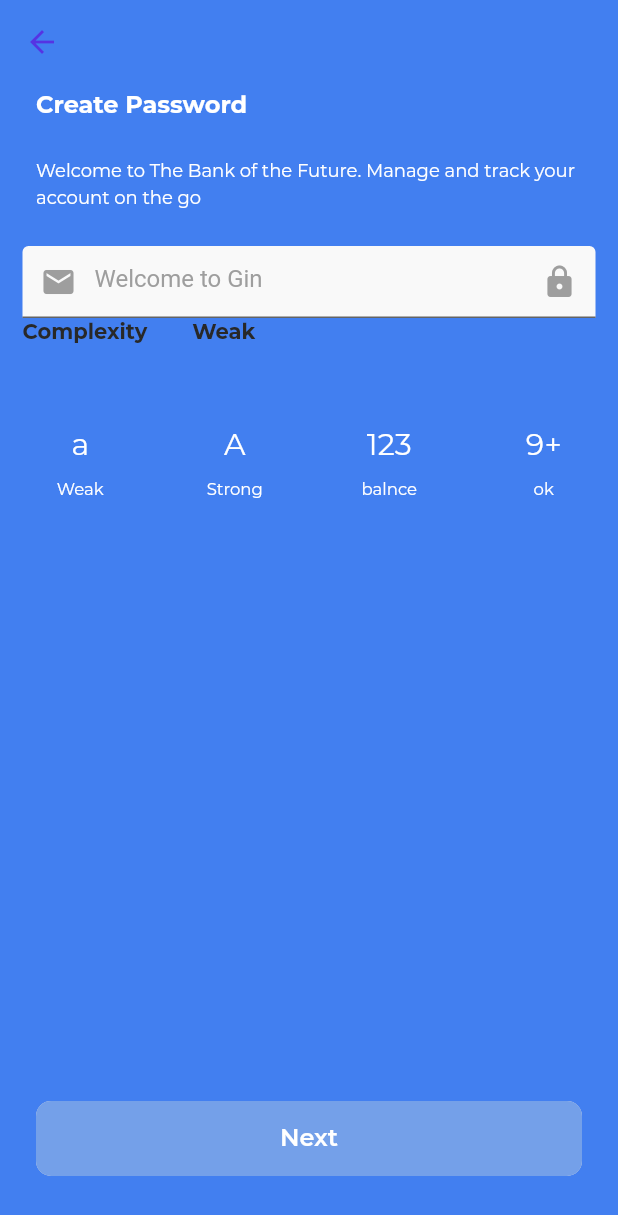
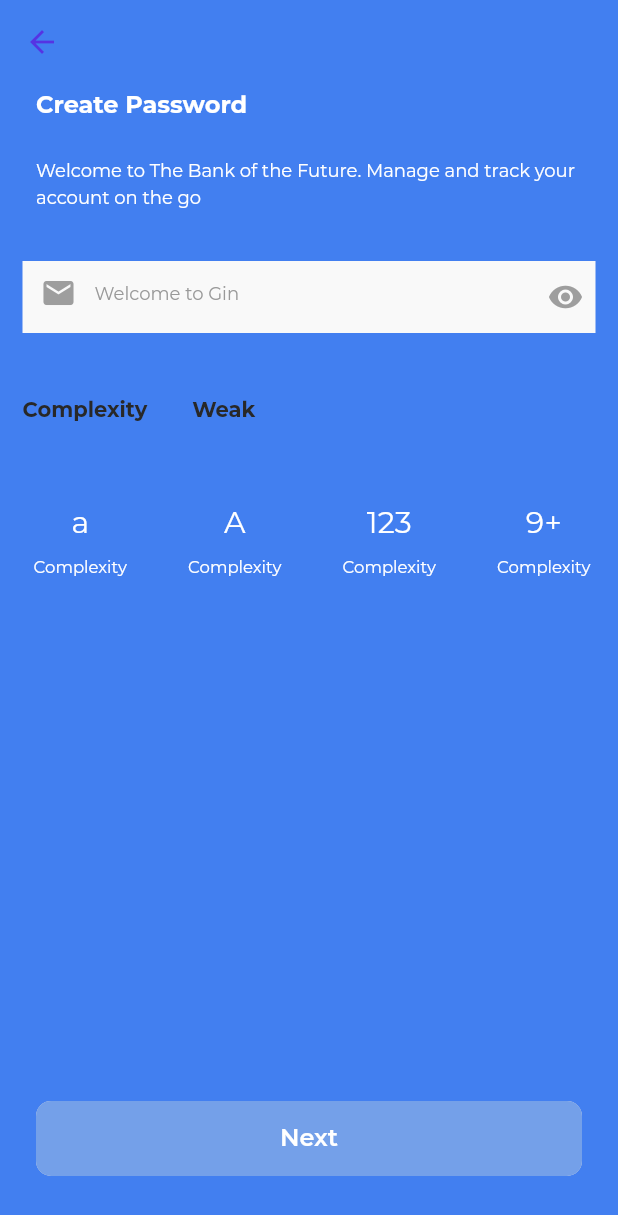
Before and after one commit to NickoPrasetio/ginFinansTest, a Flutter app: the screen it shows after launch, after a tap on "Next", on a phone screen of 412 x 824 dp. Shown: the top 1215 px of the screen. Run offline on Flutter 3.47's test engine with Material 2 defaults, Android fonts, the phone set to English and light mode, and no system bars; our stand-ins replace flutter_bloc, get_it, sprintf; project files that could hold a hidden picture were left out.

Commit message:
Add Password Visibility Handler

```diff
--- a/lib/main.dart
+++ b/lib/main.dart
@@ -46,9 +46,6 @@ class _GinFinansAppState extends State<GinFinansApp> {
         ),
         debugShowCheckedModeBanner: false,
         locale: const Locale('id', 'ID'),
-        // navigatorKey: Routes.sailor.navigatorKey,
-        // onGenerateRoute: Routes.sailor.generator(),
-        // ignore: prefer_const_literals_to_create_immutables
         supportedLocales: [const Locale('id', 'ID')],
         localizationsDelegates: [
           AppLocalization.delegate,
--- a/lib/presentation/passwordPage/bloc/password_page_bloc.dart
+++ b/lib/presentation/passwordPage/bloc/password_page_bloc.dart
@@ -10,7 +10,9 @@ class PasswordPageBloc extends Bloc<PasswordPageEvent, PasswordPageState> {
   @override
   Stream<PasswordPageState> mapEventToState(PasswordPageEvent event) async* {
     if (event is PasswordPageInit){
-      yield PasswordPageLoaded();
+      yield PasswordPageLoaded(isPasswordVisible: false);
+    } else if (event is ChangePasswordVisibility){
+      yield PasswordPageLoaded(isPasswordVisible: !event.isVisible);
     }
   }
 }
--- a/lib/presentation/passwordPage/bloc/password_page_event.dart
+++ b/lib/presentation/passwordPage/bloc/password_page_event.dart
@@ -1,8 +1,9 @@
-import 'package:equatable/equatable.dart';
 
-abstract class PasswordPageEvent extends Equatable {
-  @override
-  List<Object> get props => [];
-}
+abstract class PasswordPageEvent {}
 
 class PasswordPageInit extends PasswordPageEvent {}
+
+class ChangePasswordVisibility extends PasswordPageEvent {
+  final bool isVisible;
+  ChangePasswordVisibility(this.isVisible);
+}
--- a/lib/presentation/passwordPage/bloc/password_pahe_state.dart
+++ b/lib/presentation/passwordPage/bloc/password_pahe_state.dart
@@ -1,8 +1,6 @@
-import 'package:equatable/equatable.dart';
+abstract class PasswordPageState {}
 
-abstract class PasswordPageState extends Equatable {
-  @override
-  List<Object> get props => [];
+class PasswordPageLoaded extends PasswordPageState {
+  final bool isPasswordVisible;
+  PasswordPageLoaded({this.isPasswordVisible});
 }
-
-class PasswordPageLoaded extends PasswordPageState {}
--- a/lib/presentation/passwordPage/password_page.dart
+++ b/lib/presentation/passwordPage/password_page.dart
@@ -38,6 +38,7 @@ class _PasswordPageWidgetState extends State<PasswordPageWidget> {
   PasswordPageBloc _passwordPageBloc;
   PasswordPageStyle _passwordPageStyle = PasswordPageStyle();
   List<ComplexityItemModel> listComplexity;
+  bool _isVisible;
 
   @override
   void initState() {
@@ -51,7 +52,8 @@ class _PasswordPageWidgetState extends State<PasswordPageWidget> {
     return BlocBuilder<PasswordPageBloc, PasswordPageState>(
         cubit: _passwordPageBloc,
         builder: (BuildContext context, PasswordPageState state) {
-          setComplexityPassword();
+          _setComplexityPassword();
+          _mapState(state);
           return Container(
               color: Palette.skyBlue,
               child: Column(
@@ -67,8 +69,11 @@ class _PasswordPageWidgetState extends State<PasswordPageWidget> {
                     ),
                     ReusableTextField(
                       hintText: I18n.getText(context, 'textWelcomeTitle'),
+                      obscureText: _isVisible,
                       style: _passwordPageStyle.passwordTextFieldStyle,
                       isValid: true,
+                      pressHandler: _changeVisibilityPass,
+                      // obscureText: _isVisible ? true : false,
                     ),
                     Row(children: <Widget>[
                       ReusableTextView(
@@ -96,16 +101,34 @@ class _PasswordPageWidgetState extends State<PasswordPageWidget> {
         });
   }
 
-  void setComplexityPassword() {
+  void _mapState(PasswordPageState state) {
+    if (state is PasswordPageLoaded) {
+      _isVisible = state.isPasswordVisible;
+    }
+  }
+
+  void _changeVisibilityPass() {
+    _passwordPageBloc.add(ChangePasswordVisibility(_isVisible));
+  }
+
+  void _setComplexityPassword() {
     listComplexity = [];
-    listComplexity
-        .add(ComplexityItemModel(title: 'Weak', aplhabet: 'a', isValid: false));
-    listComplexity.add(
-        ComplexityItemModel(title: 'Strong', aplhabet: 'A', isValid: false));
-    listComplexity.add(
-        ComplexityItemModel(title: 'balnce', aplhabet: '123', isValid: false));
-    listComplexity
-        .add(ComplexityItemModel(title: 'ok', aplhabet: '9+', isValid: false));
+    listComplexity.add(ComplexityItemModel(
+        title: I18n.getText(context, 'textComplexity'),
+        aplhabet: 'a',
+        isValid: false));
+    listComplexity.add(ComplexityItemModel(
+        title: I18n.getText(context, 'textComplexity'),
+        aplhabet: 'A',
+        isValid: false));
+    listComplexity.add(ComplexityItemModel(
+        title: I18n.getText(context, 'textComplexity'),
+        aplhabet: '123',
+        isValid: false));
+    listComplexity.add(ComplexityItemModel(
+        title: I18n.getText(context, 'textComplexity'),
+        aplhabet: '9+',
+        isValid: false));
   }
 
   Widget _complexityListWidgetItem() {
--- a/lib/presentation/personailInfoPage/bloc/personal_page_event.dart
+++ b/lib/presentation/personailInfoPage/bloc/personal_page_event.dart
@@ -1,9 +1,4 @@
-import 'package:equatable/equatable.dart';
-
-abstract class PersonalPageEvent extends Equatable {
-  @override
-  List<Object> get props => [];
-}
+abstract class PersonalPageEvent {}
 
 class WelcomeInit extends PersonalPageEvent {}
 
--- a/lib/presentation/schedulePage/schedule_page.dart
+++ b/lib/presentation/schedulePage/schedule_page.dart
@@ -141,7 +141,8 @@ class _WelcomePageWidgetState extends State<SchedulePageWidget> {
                       text: I18n.getText(context, 'textNext'),
                       style: _schedulePageStyle.submitEmailButtonStyle,
                       pressHandler: () {
-                        Navigator.push(context, passwordPageRoute(context));
+                        _updateDateTime(_defValue, mode);
+                        Navigator.of(context).pop();
                       },
                     )
                   ],
--- a/lib/presentation/welcomePage/bloc/welcome_page_bloc.dart
+++ b/lib/presentation/welcomePage/bloc/welcome_page_bloc.dart
@@ -6,10 +6,15 @@ import 'package:ginFinans/presentation/welcomePage/bloc/welcome_page_state.dart'
 class WelcomePageBloc extends Bloc<WelcomePageEvent, WelcomePageState> {
   WelcomePageBloc() : super(InitLoaded(false));
 
+
   @override
   Stream<WelcomePageState> mapEventToState(WelcomePageEvent event) async* {
     if (event is WelcomeInit){
       yield InitLoaded(false);
     }
+    if (event is ChangeEmail) {
+      bool isValidEmail = RegExp(r"^[a-zA-Z0-9.a-zA-Z0-9.!#$%&'*+-/=?^_`{|}~]+@[a-zA-Z0-9]+\.[a-zA-Z]+").hasMatch(event.email);
+      yield EmailChanged(isValid: isValidEmail);
+    }
   }
 }
--- a/lib/presentation/welcomePage/bloc/welcome_page_event.dart
+++ b/lib/presentation/welcomePage/bloc/welcome_page_event.dart
@@ -1,15 +1,10 @@
-import 'package:equatable/equatable.dart';
-
-abstract class WelcomePageEvent extends Equatable {
-  @override
-  List<Object> get props => [];
-}
+abstract class WelcomePageEvent {}
 
 class WelcomeInit extends WelcomePageEvent {}
 
 class ChangeEmail extends WelcomePageEvent {
   final String email;
-  ChangeEmail(this.email);
+  ChangeEmail({this.email});
 }
 
 class SubmitEmail extends WelcomePageEvent {
--- a/lib/presentation/welcomePage/bloc/welcome_page_state.dart
+++ b/lib/presentation/welcomePage/bloc/welcome_page_state.dart
@@ -1,10 +1,4 @@
-import 'package:equatable/equatable.dart';
-
-abstract class WelcomePageState extends Equatable {
-  @override
-  List<Object> get props => [];
-}
-
+abstract class WelcomePageState {}
 class InitLoaded extends WelcomePageState {
   final bool isButtonEnable;
   InitLoaded(this.isButtonEnable);
@@ -12,7 +6,8 @@ class InitLoaded extends WelcomePageState {
 
 class EmailChanged extends WelcomePageState {
   final String email;
-  EmailChanged(this.email);
+  final bool isValid;
+  EmailChanged({this.email, this.isValid});
 }
 
 class EmailSubmited extends WelcomePageState {
--- a/lib/presentation/welcomePage/welcome_page.dart
+++ b/lib/presentation/welcomePage/welcome_page.dart
@@ -7,6 +7,7 @@ import 'package:ginFinans/presentation/welcomePage/style/welcome_page_style.dart
 import 'package:ginFinans/reusableUi/reusable_button.dart';
 import 'package:ginFinans/reusableUi/reusable_textfield.dart';
 import 'package:ginFinans/reusableUi/reusable_textview.dart';
+import 'package:ginFinans/reusableUi/text_input_widget_controller.dart';
 
 import 'package:ginFinans/util/i18n.dart';
 import 'package:ginFinans/util/routes.dart';
@@ -36,27 +37,41 @@ class WelcomePageWidget extends StatefulWidget {
 class _WelcomePageWidgetState extends State<WelcomePageWidget> {
   WelcomePageBloc _welcomePageBloc;
   WelcomePageStyle _welcomePageStyle = WelcomePageStyle();
+  TextEditingController _emailController;
+  bool _isValidEmail = true;
+  String _email;
 
   @override
   void initState() {
     super.initState();
+    _emailController = TextInputController((value) => _emailChanged(value))
+        .textEditingController;
     _welcomePageBloc = BlocProvider.of<WelcomePageBloc>(context);
   }
 
+@override
+  void dispose() {
+    super.dispose();
+    _emailController.dispose();
+  }
   @override
   Widget build(BuildContext context) {
     return BlocBuilder<WelcomePageBloc, WelcomePageState>(
         cubit: _welcomePageBloc,
         builder: (BuildContext context, WelcomePageState state) {
+          _mapState(state);
           return Column(mainAxisSize: MainAxisSize.max, children: <Widget>[
             ReusableTextView(
               text: I18n.getText(context, 'textWelcomeSubtitle'),
               style: _welcomePageStyle.welcomeSubtitleTextStyle,
             ),
             ReusableTextField(
+              textChangeHandler: _emailController,
               hintText: I18n.getText(context, 'textEmail'),
+              obscureText: false,
               style: _welcomePageStyle.emailStyle,
-              isValid: false,
+              isValid: _isValidEmail,
+              errorText: 'Please enter a valid Email',
             ),
             Expanded(
                 child: Align(
@@ -71,4 +86,15 @@ class _WelcomePageWidgetState extends State<WelcomePageWidget> {
           ]);
         });
   }
+
+  void _emailChanged(String email) {
+    _welcomePageBloc.add(ChangeEmail(email: email));
+  }
+
+  void _mapState(WelcomePageState state) {
+    if (state is EmailChanged) {
+      _isValidEmail = state.isValid;
+      _email = state.email;
+    }
+  }
 }
--- a/lib/reusableUi/reusable_textfield.dart
+++ b/lib/reusableUi/reusable_textfield.dart
@@ -1,39 +1,39 @@
 import 'package:flutter/material.dart';
-import 'package:flutter/services.dart';
 import 'package:ginFinans/reusableUi/base_style.dart';
-
 import 'package:ginFinans/util/palette.dart';
 
 // ignore: must_be_immutable
 class ReusableTextField extends StatelessWidget {
   ReusableTextField({
     this.pressHandler,
+    this.iconPath,
     this.labelText,
     this.hintText,
+    this.obscureText,
     this.errorText = '',
-    this.isValid,
+    this.isValid = true,
     this.textChangeHandler,
-    this.iconPath,
     this.style,
-    this.onTap,
-    this.prefixWidget,
-    this.suffixWidget,
-    this.submitHandler,
   }) {
-    _obscureText = style['obscureText'];
+    _size = style['size'];
+    _fontStyle = style['fontStyle'];
+    _fontColor = style['fontColor'];
+    _fontStyleHint = style['fontStyleHint'];
+    _fontColorHint = style['fontColorHint'];
+    _letterSpacing = style['letterSpacing'];
     _margin = style['margin'];
+    _maxLines = style['maxLines'];
   }
 
-  final Function pressHandler, onTap;
-  bool isValidEmail;
-  Function submitHandler;
+  Function pressHandler;
   final String labelText, hintText, errorText, iconPath;
-  Widget suffixWidget;
-  Widget prefixWidget;
-
+  Size _size;
+  FontStyle _fontStyle, _fontStyleHint;
+  Color _fontColor, _fontColorHint;
   Space _margin;
-  bool _obscureText, isValid, isEnable = true;
+  bool obscureText, isValid, isEnabl;
   TextEditingController textChangeHandler;
+  num _letterSpacing, _maxLines;
   Map<String, dynamic> style;
 
   @override
@@ -44,54 +44,51 @@ class ReusableTextField extends StatelessWidget {
           bottom: _margin?.bottom?.toDouble() ?? 0,
           left: _margin?.left?.toDouble() ?? 0,
           right: _margin?.right?.toDouble() ?? 0),
-        child: isValid
-            ? TextField(
-                autocorrect: true,
+      child: SizedBox(
+          width: double.infinity,
+          height: 100.0,
+          child: Container(
+            margin: const EdgeInsets.only(top: 10),
+            height: _size?.height?.toDouble(),
+            width: _size?.width?.toDouble(),
+            child: TextFormField(
+              maxLines: _maxLines,
+              cursorColor: _fontColor,
+              controller: textChangeHandler,
+              obscureText: obscureText,
+              style: TextStyle(
+                letterSpacing: _letterSpacing?.toDouble() ?? 0,
+                fontFamily: _fontStyle.family,
+                fontSize: _fontStyle.size,
+                color: _fontColor,
+              ),
               decoration: InputDecoration(
-                    hintText: hintText,
-                    prefixIcon: Icon(Icons.email, color: Colors.grey),
-                    suffixIcon: Icon(Icons.lock, color: Colors.grey),
-                    hintStyle: TextStyle(color: Colors.grey),
-                    filled: true,
-                    fillColor: Palette.softGrey))
-            : TextField(
-                autocorrect: true,
-                decoration: InputDecoration(
-                    hintText: hintText,
-                    prefixIcon: Icon(Icons.email, color: Colors.grey),
-                    hintStyle: TextStyle(color: Colors.grey),
+                errorText: isValid ? '' : errorText,
                 filled: true,
                 fillColor: Palette.softGrey,
-                    errorStyle: TextStyle(),
-                    errorText: 'Please enter something',
-                    enabledBorder: OutlineInputBorder(
-                      borderRadius: BorderRadius.circular(5.0),
-                      borderSide: BorderSide(
-                        color: Colors.red[700],
+                border: InputBorder.none,
+                hintText: hintText,
+                hintStyle: TextStyle(
+                  fontFamily: _fontStyleHint.family,
+                  fontSize: _fontStyleHint.size,
+                  color: _fontColorHint,
+                ),
+                suffixIcon: generateIconButton(),
+                prefixIcon: Container(padding: EdgeInsets.only(bottom: 5), child: Icon(Icons.email, color: Colors.grey)),
               ),
             ),
-                    focusedBorder: OutlineInputBorder(
-                        borderRadius: BorderRadius.circular(5.0),
-                        borderSide: BorderSide(
-                          color: Colors.red[700],
-                        ))),
-              ));
-  }
+          )),
+    );
   }
 
-class CommaTextInputFormatter extends TextInputFormatter {
-  @override
-  TextEditingValue formatEditUpdate(
-      TextEditingValue oldValue, TextEditingValue newValue) {
-    String truncated = newValue.text;
-    final TextSelection newSelection = newValue.selection;
-
-    if (newValue.text.contains('.')) {
-      truncated = newValue.text.replaceAll('.', ',');
-    }
-    return TextEditingValue(
-      text: truncated,
-      selection: newSelection,
+    IconButton generateIconButton() {
+    return IconButton(
+      padding: const EdgeInsets.only(left: 8, right: 8),
+      alignment: Alignment.centerRight,
+      icon: Icon(Icons.remove_red_eye, color: Colors.grey),
+      onPressed: pressHandler,
+      color: Palette.gray,
+      autofocus: true,
     );
   }
 }
--- /dev/null
+++ b/lib/reusableUi/text_input_widget_controller.dart
@@ -0,0 +1,12 @@
+import 'package:flutter/cupertino.dart';
+
+class TextInputController {
+  TextEditingController textEditingController;
+  Function textChangeHandler;
+
+  TextInputController(this.textChangeHandler) {
+    textEditingController = TextEditingController();
+    textEditingController
+        .addListener(() => textChangeHandler(textEditingController.text));
+  }
+}
```
Also changed, not shown: pubspec.yaml (+1 -17 lines), pubspec.lock. Lines whose indentation alone changed are shown as unchanged.
